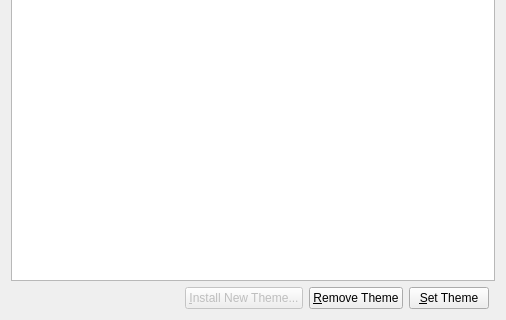
Above: razor-config-mouse/ui/selectwnd.ui from lxqt/lxqt-config before the change; both pictures show x 0 to 506 and y 195 to 515 of the 506 by 515 pixel window. Below: the same form after it.
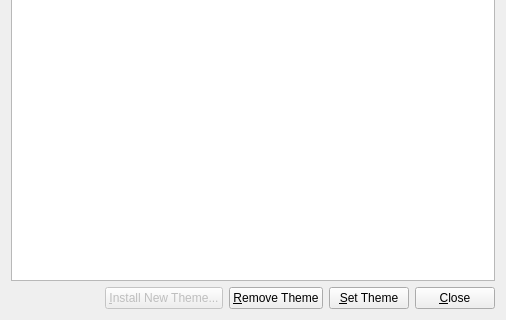
That is the form after the change. Custom widgets are drawn as their Qt base class.

Commit message: config mouse: close button as in the other tools

What changed in the file:
```diff
--- a/razor-config-mouse/ui/selectwnd.ui
+++ b/razor-config-mouse/ui/selectwnd.ui
@@ -93,6 +93,13 @@
      </property>
     </widget>
    </item>
+   <item row="3" column="4">
+    <widget class="QPushButton" name="closeButton">
+     <property name="text">
+      <string>&amp;Close</string>
+     </property>
+    </widget>
+   </item>
   </layout>
  </widget>
  <customwidgets>
```
Left out of the diff: 19 changed lines with no effect on the pictures. The commit also changes 1 other file.
